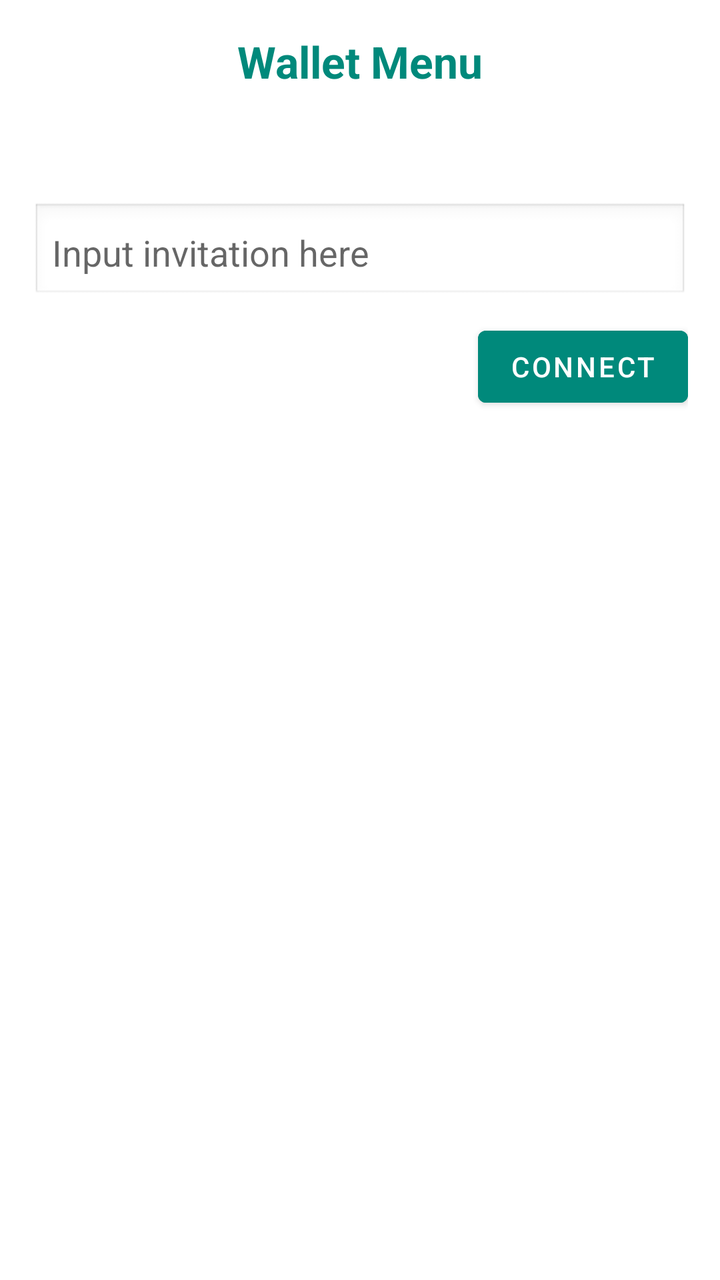
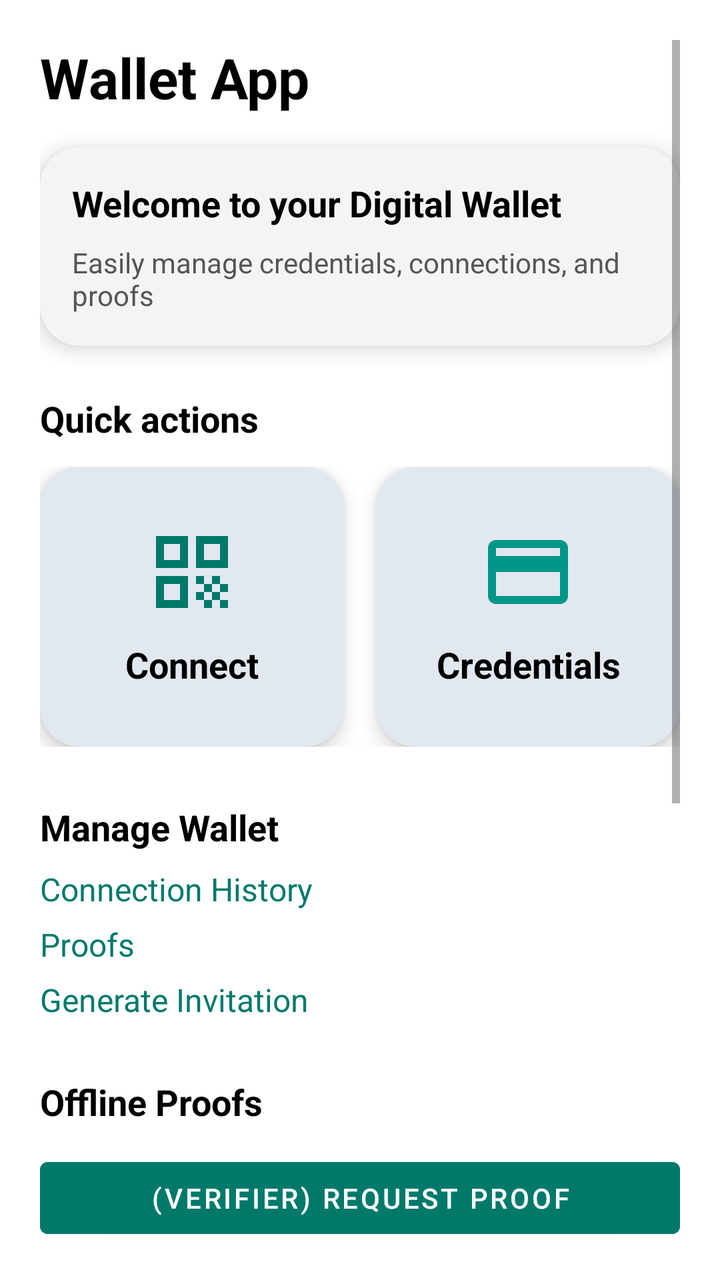

Two renders of the same Android screen: before a commit and after it. Below are the layout's source before the change and the commit's diff.
<!-- AndroidManifest.xml: application theme AppTheme -->
<!-- res/layout/fragment_home.xml -->
<?xml version="1.0" encoding="utf-8"?>
<ScrollView xmlns:android="http://schemas.android.com/apk/res/android"
    xmlns:app="http://schemas.android.com/apk/res-auto"
    android:layout_width="match_parent"
    android:layout_height="match_parent"
    android:fillViewport="true">

    <LinearLayout
        android:orientation="vertical"
        android:layout_width="match_parent"
        android:layout_height="wrap_content"
        android:padding="16dp">

        <TextView
            android:id="@+id/title"
            android:layout_width="wrap_content"
            android:layout_height="wrap_content"
            android:text="Wallet Menu"
            android:textSize="22sp"
            android:textStyle="bold"
            android:textColor="@color/teal_600"
            android:layout_gravity="center"
            android:layout_marginBottom="16dp" />

        
        <androidx.recyclerview.widget.RecyclerView
            android:id="@+id/menuList"
            android:layout_width="match_parent"
            android:layout_height="wrap_content"
            android:layout_marginBottom="24dp" />

        
        <EditText
            android:id="@+id/invitation"
            android:layout_width="match_parent"
            android:layout_height="50dp"
            android:hint="Input invitation here"
            android:background="@android:drawable/edit_text"
            android:imeOptions="actionSend"
            android:inputType="textUri"
            android:padding="10dp"
            android:layout_marginTop="16dp" />

        
        <Button
            android:id="@+id/buttonConnect"
            android:layout_width="wrap_content"
            android:layout_height="wrap_content"
            android:text="Connect"
            android:backgroundTint="@color/teal_600"
            android:textColor="@android:color/white"
            android:layout_gravity="end"
            android:layout_marginTop="8dp" />

    </LinearLayout>
</ScrollView>
<!-- resources referenced by this layout -->
<resources>
  <color name="teal_600">#00897B</color>
  <style name="AppTheme" parent="Theme.MaterialComponents.DayNight.NoActionBar">
          
          <item name="colorPrimary">@color/teal_700</item>
          <item name="colorPrimaryVariant">@color/teal_800</item>
          <item name="colorOnPrimary">@color/white</item>
  
          
          <item name="colorSecondary">@color/teal_600</item>
          <item name="colorSecondaryVariant">@color/teal_700</item>
          <item name="colorOnSecondary">@color/white</item>
  
          
          <item name="android:colorBackground">@color/white</item>
          <item name="android:textColor">@color/black</item>
  
          
          <item name="android:statusBarColor">@color/teal_700</item>
          <item name="android:navigationBarColor">@color/white</item>
  
          <item name="materialButtonStyle">@style/Widget.MaterialComponents.Button</item>
          <item name="materialButtonOutlinedStyle">@style/Widget.MaterialComponents.Button.OutlinedButton</item>
      </style>
  <color name="teal_700">#00796B</color>
  <color name="teal_800">#00695C</color>
  <color name="white">#FFFFFF</color>
  <color name="black">#000000</color>
</resources>

<!-- the commit's change to res/layout/fragment_home.xml (unified diff, before → after) -->
@@ -3,54 +3,309 @@
     xmlns:app="http://schemas.android.com/apk/res-auto"
     android:layout_width="match_parent"
     android:layout_height="match_parent"
-    android:fillViewport="true">
+    android:background="@android:color/white"
+    android:padding="20dp">
 
     <LinearLayout
         android:orientation="vertical"
         android:layout_width="match_parent"
-        android:layout_height="wrap_content"
-        android:padding="16dp">
-
+        android:layout_height="wrap_content">
+
+        
         <TextView
             android:id="@+id/title"
-            android:layout_width="wrap_content"
-            android:layout_height="wrap_content"
-            android:text="Wallet Menu"
-            android:textSize="22sp"
-            android:textStyle="bold"
-            android:textColor="@color/teal_600"
-            android:layout_gravity="center"
+            android:layout_width="match_parent"
+            android:layout_height="wrap_content"
+            android:text="Wallet App"
+            android:textSize="28sp"
+            android:textStyle="bold"
+            android:textColor="@android:color/black"
             android:layout_marginBottom="16dp" />
 
         
-        <androidx.recyclerview.widget.RecyclerView
-            android:id="@+id/menuList"
-            android:layout_width="match_parent"
-            android:layout_height="wrap_content"
-            android:layout_marginBottom="24dp" />
+        <com.google.android.material.card.MaterialCardView
+            android:id="@+id/cardWelcome"
+            android:layout_width="match_parent"
+            android:layout_height="wrap_content"
+            android:layout_marginBottom="24dp"
+            app:cardBackgroundColor="#F3F4F6"
+            app:cardCornerRadius="20dp"
+            app:cardElevation="6dp">
+
+            <LinearLayout
+                android:orientation="vertical"
+                android:padding="16dp"
+                android:layout_width="match_parent"
+                android:layout_height="wrap_content">
+
+                <TextView
+                    android:text="Welcome to your Digital Wallet"
+                    android:textColor="@android:color/black"
+                    android:textSize="18sp"
+                    android:textStyle="bold"
+                    android:layout_width="match_parent"
+                    android:layout_height="wrap_content"
+                    android:layout_marginBottom="8dp" />
+
+                <TextView
+                    android:text="Easily manage credentials, connections, and proofs"
+                    android:textColor="#555555"
+                    android:layout_width="match_parent"
+                    android:layout_height="wrap_content"
+                    android:textSize="14sp" />
+            </LinearLayout>
+        </com.google.android.material.card.MaterialCardView>
 
         
-        <EditText
-            android:id="@+id/invitation"
-            android:layout_width="match_parent"
-            android:layout_height="50dp"
-            android:hint="Input invitation here"
-            android:background="@android:drawable/edit_text"
-            android:imeOptions="actionSend"
-            android:inputType="textUri"
-            android:padding="10dp"
-            android:layout_marginTop="16dp" />
-
-        
-        <Button
-            android:id="@+id/buttonConnect"
-            android:layout_width="wrap_content"
-            android:layout_height="wrap_content"
-            android:text="Connect"
-            android:backgroundTint="@color/teal_600"
-            android:textColor="@android:color/white"
-            android:layout_gravity="end"
-            android:layout_marginTop="8dp" />
-
+        <TextView
+            android:text="Quick actions"
+            android:textColor="@android:color/black"
+            android:textSize="18sp"
+            android:layout_width="match_parent"
+            android:layout_height="wrap_content"
+            android:textStyle="bold"
+            android:layout_marginBottom="12dp" />
+
+        <LinearLayout
+            android:orientation="horizontal"
+            android:layout_width="match_parent"
+            android:layout_height="wrap_content"
+            android:gravity="center">
+
+
+            <com.google.android.material.card.MaterialCardView
+                android:id="@+id/cardConnect"
+                android:layout_width="0dp"
+                android:layout_height="140dp"
+                android:layout_weight="1"
+                android:layout_marginEnd="8dp"
+                app:cardCornerRadius="20dp"
+                app:cardBackgroundColor="#E2E8F0"
+                app:cardElevation="6dp">
+
+                <LinearLayout
+                    android:orientation="vertical"
+                    android:gravity="center"
+                    android:layout_width="match_parent"
+                    android:layout_height="match_parent">
+
+                    <ImageView
+                        android:layout_width="48dp"
+                        android:layout_height="48dp"
+                        android:tint="@color/teal_700"
+                        android:src="@drawable/ic_qr_code"
+                        android:layout_marginBottom="10dp" />
+
+                    <TextView
+                        android:text="Connect"
+                        android:layout_width="wrap_content"
+                        android:layout_height="wrap_content"
+                        android:textColor="@android:color/black"
+                        android:textSize="18sp"
+                        android:textStyle="bold"
+                        android:gravity="center" />
+                </LinearLayout>
+            </com.google.android.material.card.MaterialCardView>
+
+            <com.google.android.material.card.MaterialCardView
+                android:id="@+id/cardCredentials"
+                android:layout_width="0dp"
+                android:layout_height="140dp"
+                android:layout_weight="1"
+                android:layout_marginStart="8dp"
+                app:cardCornerRadius="20dp"
+                app:cardBackgroundColor="#E2E8F0"
+                app:cardElevation="6dp">
+
+                <LinearLayout
+                    android:orientation="vertical"
+                    android:gravity="center"
+                    android:layout_width="match_parent"
+                    android:layout_height="match_parent">
+
+                    <ImageView
+                        android:layout_width="48dp"
+                        android:layout_height="48dp"
+                        android:tint="#009688"
+                        android:src="@drawable/ic_id_card"
+                        android:layout_marginBottom="10dp" />
+
+                    <TextView
+                        android:text="Credentials"
+                        android:layout_width="wrap_content"
+                        android:layout_height="wrap_content"
+                        android:textColor="@android:color/black"
+                        android:textSize="18sp"
+                        android:textStyle="bold"
+                        android:gravity="center" />
+                </LinearLayout>
+            </com.google.android.material.card.MaterialCardView>
+        </LinearLayout>
+
+        <TextView
+            android:text="Manage Wallet"
+            android:textColor="@android:color/black"
+            android:textSize="18sp"
+            android:textStyle="bold"
+            android:layout_width="match_parent"
+            android:layout_height="wrap_content"
+            android:layout_marginTop="28dp"
+            android:layout_marginBottom="8dp" />
+
+        <LinearLayout
+            android:orientation="vertical"
+            android:layout_width="match_parent"
+            android:layout_height="wrap_content">
+
+            <TextView
+                android:id="@+id/linkHistory"
+                android:text="Connection History"
+                android:textColor="@color/teal_700"
+                android:layout_width="match_parent"
+                android:layout_height="wrap_content"
+                android:textSize="16sp"
+                android:layout_marginBottom="6dp" />
+
+            <TextView
+                android:id="@+id/linkProofs"
+                android:text="Proofs"
+                android:layout_width="match_parent"
+                android:layout_height="wrap_content"
+                android:textColor="@color/teal_700"
+                android:textSize="16sp"
+                android:layout_marginBottom="6dp" />
+
+            <TextView
+                android:id="@+id/linkInvite"
+                android:layout_width="match_parent"
+                android:layout_height="wrap_content"
+                android:text="Generate Invitation"
+                android:textColor="@color/teal_700"
+                android:textSize="16sp" />
+        </LinearLayout>
+
+        <TextView
+            android:text="Offline Proofs"
+            android:textColor="@android:color/black"
+            android:textSize="18sp"
+            android:textStyle="bold"
+            android:layout_width="match_parent"
+            android:layout_height="wrap_content"
+            android:layout_marginTop="28dp"
+            android:layout_marginBottom="12dp" />
+
+        <LinearLayout
+            android:orientation="vertical"
+            android:layout_width="match_parent"
+            android:layout_height="wrap_content"
+            android:gravity="center_horizontal">
+
+            <Button
+                android:id="@+id/btnRequestProof"
+                android:text="(Verifier) Request Proof"
+                style="@style/Widget.MaterialComponents.Button"
+                android:layout_width="match_parent"
+                android:layout_height="48dp"
+                android:backgroundTint="@color/teal_700"
+                android:textColor="@android:color/white"
+                android:layout_marginBottom="10dp" />
+
+            <Button
+                android:id="@+id/btnScanProof"
+                android:text="(Holder) Scan Proof"
+                style="@style/Widget.MaterialComponents.Button.TextButton"
+                android:textColor="@color/teal_700"
+                android:layout_width="match_parent"
+                android:layout_height="48dp"
+                android:layout_marginBottom="8dp" />
+
+            <Button
+                android:id="@+id/btnReceivePresentation"
+                android:text="(Verifier) Receive Presentation"
+                style="@style/Widget.MaterialComponents.Button.TextButton"
+                android:textColor="@color/teal_700"
+                android:layout_width="match_parent"
+                android:layout_height="48dp"
+                android:layout_marginBottom="8dp" />
+
+            <Button
+                android:id="@+id/btnPresentationList"
+                android:text="(Holder) Presentation List"
+                style="@style/Widget.MaterialComponents.Button.TextButton"
+                android:textColor="@color/teal_700"
+                android:layout_width="match_parent"
+                android:layout_height="48dp" />
+        </LinearLayout>
+
+        <TextView
+            android:text="Connect via Invitation URL"
+            android:textColor="@android:color/black"
+            android:textSize="18sp"
+            android:layout_width="match_parent"
+            android:layout_height="wrap_content"
+            android:textStyle="bold"
+            android:layout_marginTop="28dp"
+            android:layout_marginBottom="8dp" />
+
+        <LinearLayout
+            android:orientation="vertical"
+            android:layout_width="match_parent"
+            android:layout_height="wrap_content"
+            android:layout_marginBottom="32dp">
+
+            <com.google.android.material.textfield.TextInputLayout
+                android:layout_width="match_parent"
+                android:layout_height="wrap_content"
+                app:boxBackgroundMode="outline"
+                app:boxStrokeColor="@color/teal_700"
+                app:boxCornerRadiusTopStart="8dp"
+                app:boxCornerRadiusTopEnd="8dp"
+                app:boxCornerRadiusBottomStart="8dp"
+                app:boxCornerRadiusBottomEnd="8dp"
+                android:layout_marginBottom="12dp">
+
+                <com.google.android.material.textfield.TextInputEditText
+                    android:id="@+id/invitation"
+                    android:layout_width="match_parent"
+                    android:layout_height="wrap_content"
+                    android:hint="Paste the invite URL"
+                    android:textColor="@android:color/black"
+                    android:textColorHint="#888"
+                    android:inputType="textUri" />
+            </com.google.android.material.textfield.TextInputLayout>
+
+            <LinearLayout
+                android:orientation="horizontal"
+                android:layout_width="match_parent"
+                android:layout_height="wrap_content"
+                android:gravity="center"
+                android:weightSum="2">
+
+                <com.google.android.material.button.MaterialButton
+                    android:id="@+id/buttonClear"
+                    android:layout_width="0dp"
+                    android:layout_height="48dp"
+                    android:layout_weight="1"
+                    android:text="Clean"
+                    app:strokeColor="@color/teal_700"
+                    app:strokeWidth="2dp"
+                    app:cornerRadius="8dp"
+                    android:backgroundTint="@android:color/white"
+                    android:textColor="@color/teal_700"
+                    android:layout_marginEnd="8dp"
+                    app:rippleColor="@android:color/transparent"
+                    app:elevation="0dp" />
+
+                <com.google.android.material.button.MaterialButton
+                    android:id="@+id/buttonConnect"
+                    android:layout_width="0dp"
+                    android:layout_height="48dp"
+                    android:layout_weight="1"
+                    android:text="Connect"
+                    app:backgroundTint="@color/teal_700"
+                    app:cornerRadius="8dp"
+                    android:textColor="@android:color/white" />
+            </LinearLayout>
+        </LinearLayout>
     </LinearLayout>
 </ScrollView>
<!-- resource entries referenced after the edit -->
@@ -24,6 +24,18 @@
           <item name="materialButtonOutlinedStyle">@style/Widget.MaterialComponents.Button.OutlinedButton</item>
       </style>
   <color name="teal_700">#00796B</color>
+  <!-- drawable ic_id_card (drawable) -->
+  <vector xmlns:android="http://schemas.android.com/apk/res/android" android:height="24dp" android:tint="#FFFFFF" android:viewportHeight="960" android:viewportWidth="960" android:width="24dp">
+        
+      <path android:fillColor="@android:color/white" android:pathData="M880,240L880,720Q880,753 856.5,776.5Q833,800 800,800L160,800Q127,800 103.5,776.5Q80,753 80,720L80,240Q80,207 103.5,183.5Q127,160 160,160L800,160Q833,160 856.5,183.5Q880,207 880,240ZM160,320L800,320L800,240Q800,240 800,240Q800,240 800,240L160,240Q160,240 160,240Q160,240 160,240L160,320ZM160,480L160,720Q160,720 160,720Q160,720 160,720L800,720Q800,720 800,720Q800,720 800,720L800,480L160,480ZM160,720L160,720Q160,720 160,720Q160,720 160,720L160,240Q160,240 160,240Q160,240 160,240L160,240Q160,240 160,240Q160,240 160,240L160,720Q160,720 160,720Q160,720 160,720Z"/>
+      
+  </vector>
+  <!-- drawable ic_qr_code (drawable) -->
+  <vector xmlns:android="http://schemas.android.com/apk/res/android" android:height="24dp" android:tint="#FFFFFF" android:viewportHeight="960" android:viewportWidth="960" android:width="24dp">
+        
+      <path android:fillColor="@android:color/white" android:pathData="M120,440L120,120L440,120L440,440L120,440ZM200,360L360,360L360,200L200,200L200,360ZM120,840L120,520L440,520L440,840L120,840ZM200,760L360,760L360,600L200,600L200,760ZM520,440L520,120L840,120L840,440L520,440ZM600,360L760,360L760,200L600,200L600,360ZM760,840L760,760L840,760L840,840L760,840ZM520,600L520,520L600,520L600,600L520,600ZM600,680L600,600L680,600L680,680L600,680ZM520,760L520,680L600,680L600,760L520,760ZM600,840L600,760L680,760L680,840L600,840ZM680,760L680,680L760,680L760,760L680,760ZM680,600L680,520L760,520L760,600L680,600ZM760,680L760,600L840,600L840,680L760,680Z"/>
+      
+  </vector>
   <color name="teal_800">#00695C</color>
   <color name="white">#FFFFFF</color>
   <color name="black">#000000</color>
